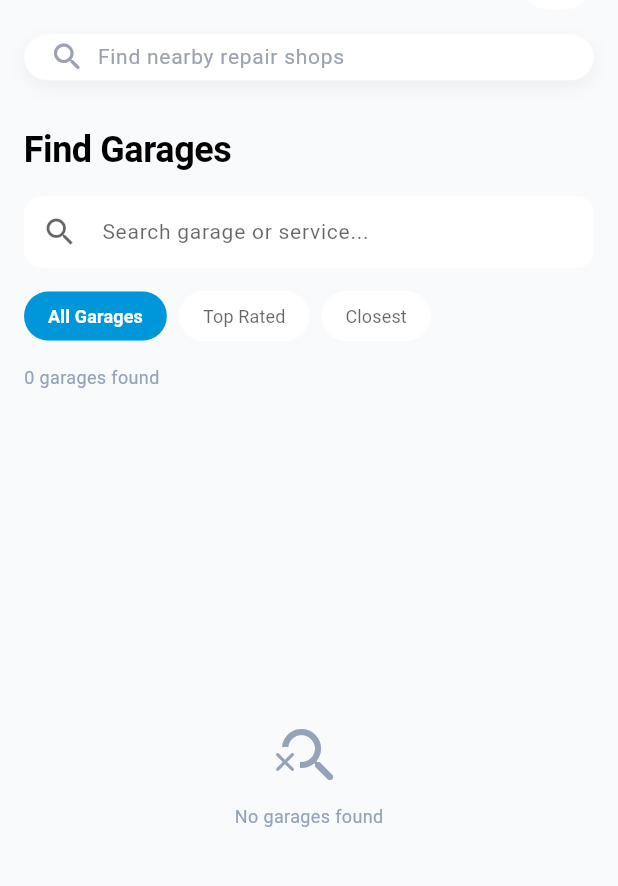
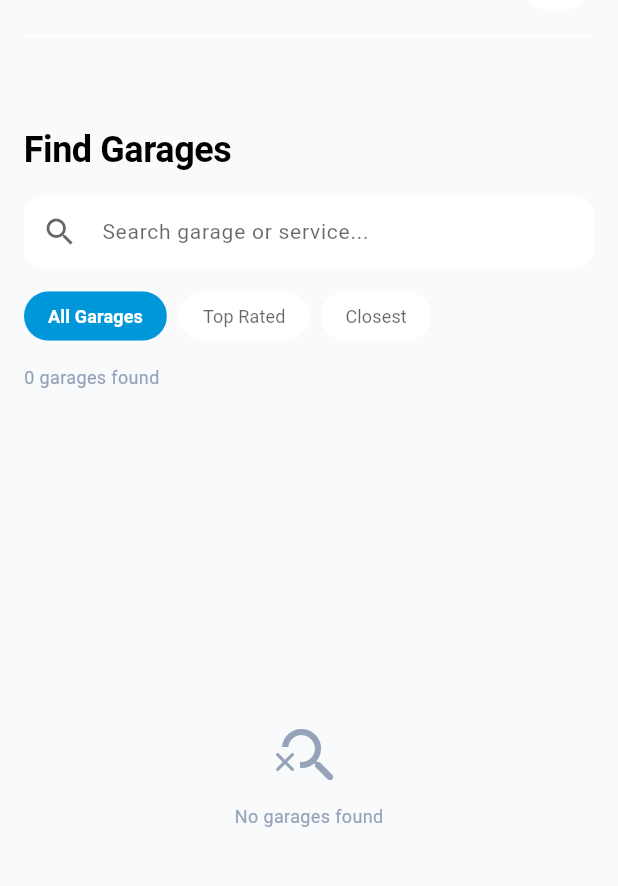
Before and after one commit to Bonaeineza31/Garage-Guru, a Flutter app: the FindGaragesScreen screen opened directly, on a phone screen of 412 x 824 dp, the part 77-963 px from its top. Run offline on Flutter 3.47's test engine with Material 3 defaults, Android fonts, the phone set to English and light mode, and no system bars; our stand-ins replace cloud_firestore, equatable, firebase_auth, firebase_core, flutter_bloc, font_awesome_flutter and 3 more; accounts and stored records are empty; Roboto replaces fonts that are missing (Poppins); project files that could hold a hidden picture were left out.

Commit message:
fix: update appBar in multiple screens to use SafeArea for better layout on mobile

```diff
--- a/lib/screens/customer/find_garages_screen.dart
+++ b/lib/screens/customer/find_garages_screen.dart
@@ -56,11 +56,9 @@ class _FindGaragesScreenState extends State<FindGaragesScreen> {
           backgroundColor: Theme.of(context).scaffoldBackgroundColor,
           appBar: PreferredSize(
             preferredSize: const Size.fromHeight(120),
-            child: CustomerHeader(
-              searchController: _searchController,
-              onSearch: (value) {
-                context.read<GarageBloc>().add(SearchGarages(value));
-              },
+             child: SafeArea(
+              child: CustomerHeader(
+              ),
             ),
           ),
           body: Column(
--- a/lib/screens/customer/profile_screen.dart
+++ b/lib/screens/customer/profile_screen.dart
@@ -58,8 +58,10 @@ class _ProfileScreenState extends State<ProfileScreen> {
     return Scaffold(
       backgroundColor: Theme.of(context).scaffoldBackgroundColor,
       appBar: PreferredSize(
-        preferredSize: const Size.fromHeight(60),
-        child: CustomerHeader(showSearch: false),
+        preferredSize: const Size.fromHeight(80),
+          child: SafeArea(
+          child: CustomerHeader(showSearch: false),
+        ),
       ),
       body: SingleChildScrollView(
         child: Column(
--- a/lib/screens/customer/repairs_screen.dart
+++ b/lib/screens/customer/repairs_screen.dart
@@ -44,8 +44,10 @@ class _RepairsScreenState extends State<RepairsScreen>
         return Scaffold(
           backgroundColor: Theme.of(context).scaffoldBackgroundColor,
           appBar: PreferredSize(
-            preferredSize: const Size.fromHeight(60),
-            child: CustomerHeader(showSearch: false),
+            preferredSize: const Size.fromHeight(80),
+               child: SafeArea(
+              child: CustomerHeader(showSearch: false),
+            ),
           ),
           body: Column(
             crossAxisAlignment: CrossAxisAlignment.start,
--- a/lib/widgets/customer_header.dart
+++ b/lib/widgets/customer_header.dart
@@ -59,23 +59,23 @@ class CustomerHeader extends StatelessWidget {
                 boxShadow: Theme.of(context).brightness == Brightness.dark ? [] : AppShadows.card,
               ),
               child: Row(
-                children: [
-                  Icon(Icons.search_rounded, color: Theme.of(context).brightness == Brightness.dark ? Colors.white54 : const Color(0xFF9CA3AF)),
-                  const SizedBox(width: 8),
-                  Expanded(
-                    child: TextField(
-                      controller: searchController,
-                      onChanged: onSearch,
-                      decoration: InputDecoration(
-                        hintText: 'Find nearby repair shops',
-                        hintStyle: TextStyle(color: Theme.of(context).brightness == Brightness.dark ? Colors.white38 : const Color(0xFF9CA3AF)),
-                        border: InputBorder.none,
-                        isDense: true,
-                      ),
-                      style: TextStyle(color: Theme.of(context).brightness == Brightness.dark ? Colors.white : Colors.black),
-                    ),
-                  ),
-                ],
+                // children: [
+                //   Icon(Icons.search_rounded, color: Theme.of(context).brightness == Brightness.dark ? Colors.white54 : const Color(0xFF9CA3AF)),
+                //   const SizedBox(width: 8),
+                //   Expanded(
+                //     child: TextField(
+                //       controller: searchController,
+                //       onChanged: onSearch,
+                //       decoration: InputDecoration(
+                //         hintText: 'Find nearby repair shops',
+                //         hintStyle: TextStyle(color: Theme.of(context).brightness == Brightness.dark ? Colors.white38 : const Color(0xFF9CA3AF)),
+                //         border: InputBorder.none,
+                //         isDense: true,
+                //       ),
+                //       style: TextStyle(color: Theme.of(context).brightness == Brightness.dark ? Colors.white : Colors.black),
+                //     ),
+                //   ),
+                // ],
               ),
             ),
           ),
```
